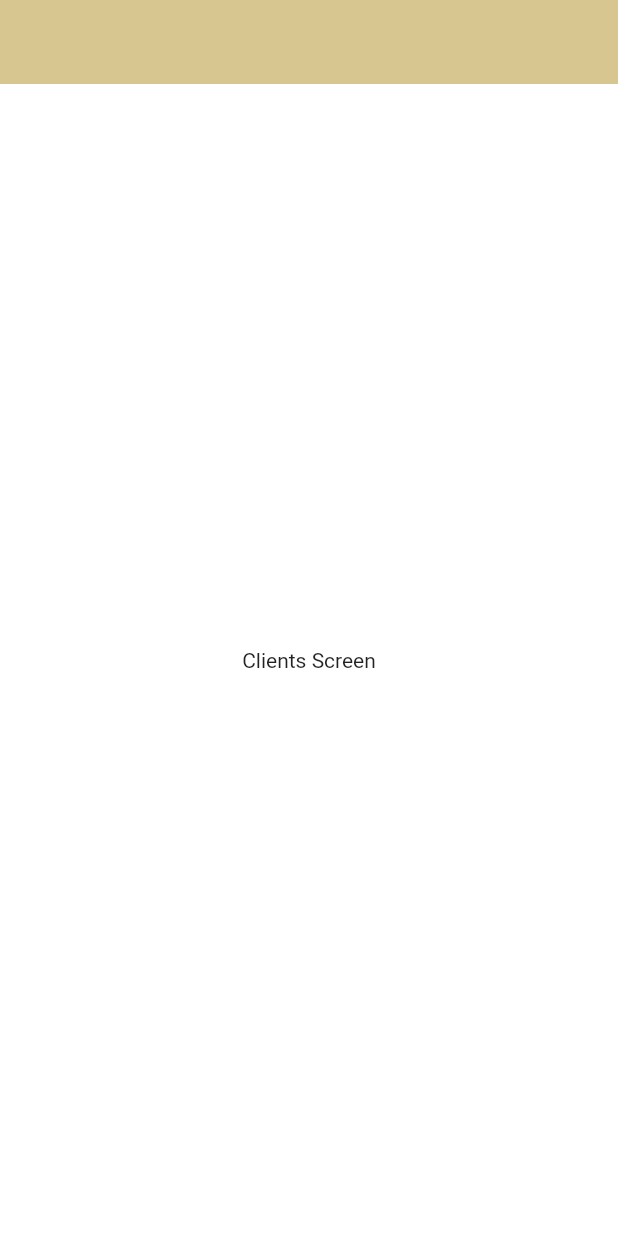
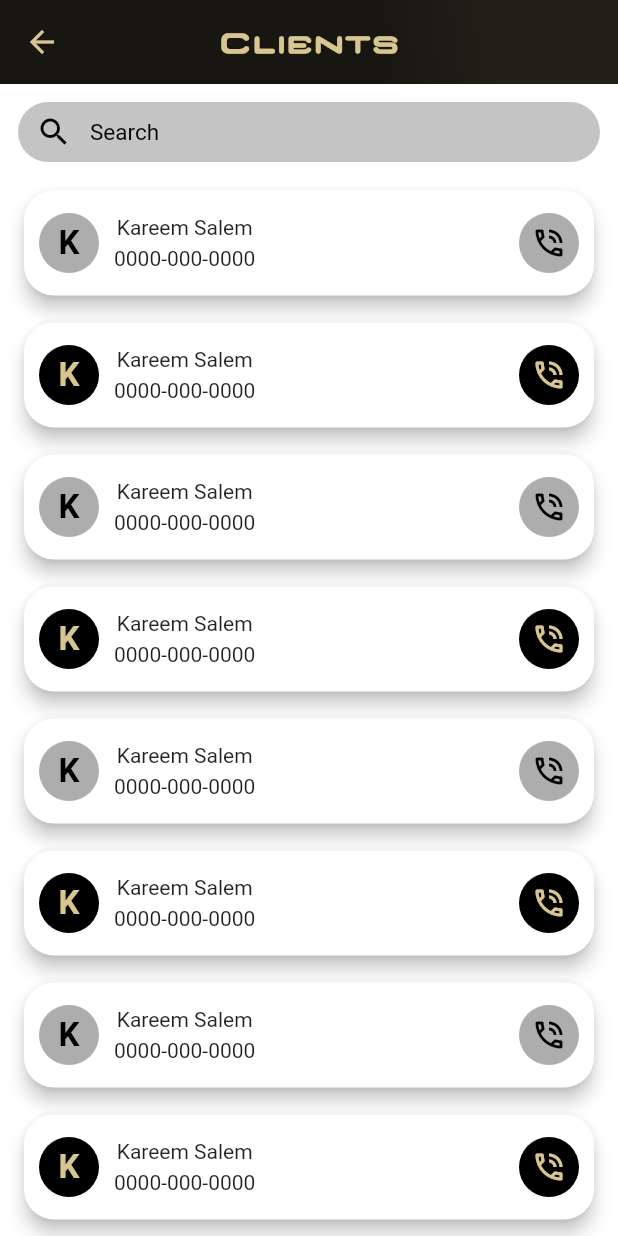
Before and after one commit to EzzKhairy/avocado, a Flutter app: the ClientsScreen screen opened directly, on a phone screen of 412 x 824 dp. Run offline on Flutter 3.47's test engine with Material 2 defaults, Android fonts, the phone set to English and light mode, and no system bars; our stand-ins replace bloc, dio, flutter_bloc, flutter_conditional_rendering, google_nav_bar, hexcolor and 2 more; missing offline and left inert: calendar_agenda, scaffold_gradient_background; accounts and stored records are empty; network calls fail.

Commit message:
Add task & Clients Screen

```diff
--- a/lib/Layout/app_layout.dart
+++ b/lib/Layout/app_layout.dart
@@ -62,7 +62,7 @@ class AppLayout extends StatelessWidget {
                     ),
                     GButton(
                       icon: Icons.person,
-                      text: 'Profile',
+                      text: 'My Account',
                     ),
                     GButton(
                       icon: Icons.notifications,
--- a/lib/cubit/avocadoCubit.dart
+++ b/lib/cubit/avocadoCubit.dart
@@ -24,7 +24,7 @@ class AvocadoCubit extends Cubit <AvocadoStates>
     ).then((value) {
       lawyers = LawyersModel.fromJson(value.data);
         //print(element);
-      print(lawyers?.lawyersData[1].email);
+      print(lawyers?.lawyersData);
       emit(GetLawyerDataSuccessful());
     }
     ).catchError((onError){
--- a/lib/models/lawyers_model.dart
+++ b/lib/models/lawyers_model.dart
@@ -2,11 +2,11 @@ class LawyersModel
 {
   List<Lawyers> lawyersData = [];
 
-  LawyersModel.fromJson(List json)
+  LawyersModel.fromJson(Map<String,dynamic> json)
   {
-    for (var element in json) {
+    json['users'].forEach((element){
       lawyersData.add(Lawyers.fromjson(element));
-    }
+    });
   }
 }
 class Lawyers
--- a/lib/modules/clients_screen.dart
+++ b/lib/modules/clients_screen.dart
@@ -1,4 +1,7 @@
+import 'package:avocado/shared/components.dart';
+import 'package:avocado/shared/constants.dart';
 import 'package:flutter/material.dart';
+import 'package:new_gradient_app_bar/new_gradient_app_bar.dart';
 
 class ClientsScreen extends StatelessWidget {
   const ClientsScreen({Key? key}) : super(key: key);
@@ -6,8 +9,98 @@ class ClientsScreen extends StatelessWidget {
   @override
   Widget build(BuildContext context) {
     return Scaffold(
-      appBar: AppBar(),
-      body: const Center(child: Text('Clients Screen')),
+        appBar: NewGradientAppBar(
+          centerTitle: true,
+          title: Text(
+            'Clients',
+            style: TextStyle(
+              fontFamily: 'Nedian',
+              fontSize: 25.0,
+              color: gold,
+            ),
+          ),
+          gradient: LinearGradient(
+              colors: [
+                Colors.black.withOpacity(0.842),
+                Colors.black.withOpacity(0.845),
+                Colors.black.withOpacity(0.89),
+              ],
+              begin: AlignmentDirectional.topEnd,
+              end: AlignmentDirectional.bottomStart,
+              stops: const [0.20, 0.17, 0.40]),
+        ),
+        body: SingleChildScrollView(
+          child: Padding(
+            padding: const EdgeInsets.all(12),
+            child: Column(
+              children: [
+                searchBar(context: context),
+                const SizedBox(
+                  height: 15,
+                ),
+                ListView.separated(
+                  physics: const NeverScrollableScrollPhysics(),
+                    shrinkWrap: true,
+                    itemBuilder: (context,index) {
+                      if(index % 2 == 0) {
+                        return ClientBuilder(grey, Colors.black);
+                      } else {
+                        return ClientBuilder(Colors.black, gold);
+                      }
+                    } ,
+                    separatorBuilder: (context,index) =>const SizedBox(height: 10,),
+                    itemCount: 10
+                )
+              ],
+            ),
+          ),
+        ));
+  }
+
+  Widget ClientBuilder(Color avatarColor, Color avatarTextColor) {
+    return Card(
+      elevation: 5,
+      shape: RoundedRectangleBorder(borderRadius: BorderRadius.circular(20)),
+      child: Container(
+        height: 70,
+        width: double.infinity,
+        padding: const EdgeInsets.all(10),
+        child: Row(
+          crossAxisAlignment: CrossAxisAlignment.center,
+          children: [
+            CircleAvatar(
+              backgroundColor: avatarColor,
+              child: Text(
+                'K',
+                style: TextStyle(
+                    fontWeight: FontWeight.bold,
+                    color: avatarTextColor,
+                    fontSize: 22),
+              ),
+            ),
+            const SizedBox(
+              width: 10,
+            ),
+            Column(
+              mainAxisAlignment: MainAxisAlignment.center,
+              children: [
+                Text('Kareem Salem'),
+                SizedBox(
+                  height: 5,
+                ),
+                Text('0000-000-0000')
+              ],
+            ),
+            const Spacer(),
+            CircleAvatar(
+                backgroundColor: avatarColor,
+                child: Icon(
+                  Icons.phone_in_talk_outlined,
+                  color: avatarTextColor,
+                )),
+          ],
+        ),
+      ),
     );
   }
 }
--- a/lib/modules/home_screen.dart
+++ b/lib/modules/home_screen.dart
@@ -12,9 +12,9 @@ class HomeScreen extends StatelessWidget {
   @override
   Widget build(BuildContext context) {
     return Scaffold(
-      body: Padding(
-        padding: const EdgeInsets.all(12.0),
-        child: SingleChildScrollView(
+      body: SingleChildScrollView(
+        child: Padding(
+          padding: const EdgeInsets.all(12.0),
           child: Column(
             crossAxisAlignment: CrossAxisAlignment.start,
             children: [
--- a/lib/modules/settings_screen.dart
+++ b/lib/modules/settings_screen.dart
@@ -1,3 +1,4 @@
+import 'package:avocado/modules/clients_screen.dart';
 import 'package:avocado/modules/profile_screen.dart';
 import 'package:avocado/shared/components.dart';
 import 'package:avocado/shared/constants.dart';
@@ -28,6 +29,7 @@ class _SettingsScreenState extends State<SettingsScreen> {
                     children: const [
                       Text('Ahlan Ahmed ',
                         style: TextStyle(fontSize: 20,fontWeight: FontWeight.bold,),),
+                      SizedBox(height: 5,),
                       Text('Ahmed_Mohamed@gmail.com'),
                     ],
                   ),
@@ -58,7 +60,7 @@ class _SettingsScreenState extends State<SettingsScreen> {
                 horizontalDivider(),
                 InkWell(
                   onTap: (){
-                    //navigateTo(context, AddressesScreen());
+                    navigateTo(context, const ClientsScreen());
                   },
                   child: Container(
                     color: Colors.white,
--- a/lib/remoteNetwork/dio_helper.dart
+++ b/lib/remoteNetwork/dio_helper.dart
@@ -12,6 +12,7 @@ class DioHelper
         baseUrl: 'http://nameless-fjord-56194.herokuapp.com/public/api/',
         receiveDataWhenStatusError: true,
         headers: {
+          'Accept':'application/json',
           'Content-Type':'application/json',
         }
       ),
--- a/pubspec.yaml
+++ b/pubspec.yaml
@@ -91,8 +91,6 @@ flutter:
   fonts:
     - family: Nedian
       fonts:
-#        - asset: assets/fonts/Conquera-Light.ttf
-#        - asset: assets/fonts/Conquera-Medium.ttf
         - asset: assets/fonts/Nedian Medium.otf
   #       - asset: fonts/Schyler-Italic.ttf
   #         style: italic
```
Also changed, not shown: lib/main.dart (+6 -3 lines), lib/modules/add_task_screen.dart (added, +197 -0 lines), lib/modules/tasks_screen.dart (+11 -3 lines), lib/modules/test_screen.dart (+51 -9 lines), lib/shared/profile_components.dart (+12 -5 lines), assets/fonts/Conquera-Heavy.ttf (deleted), assets/fonts/Conquera-Light.ttf (deleted), assets/fonts/Conquera-Medium.ttf (deleted).
